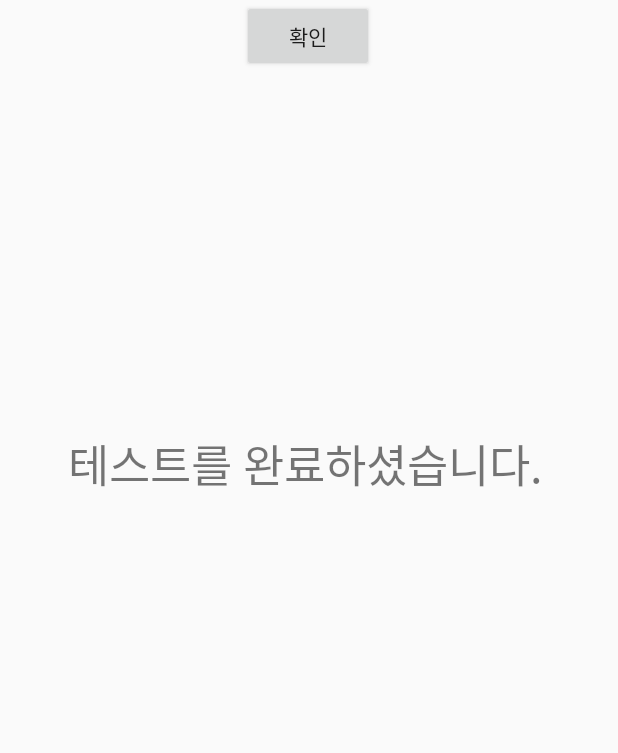
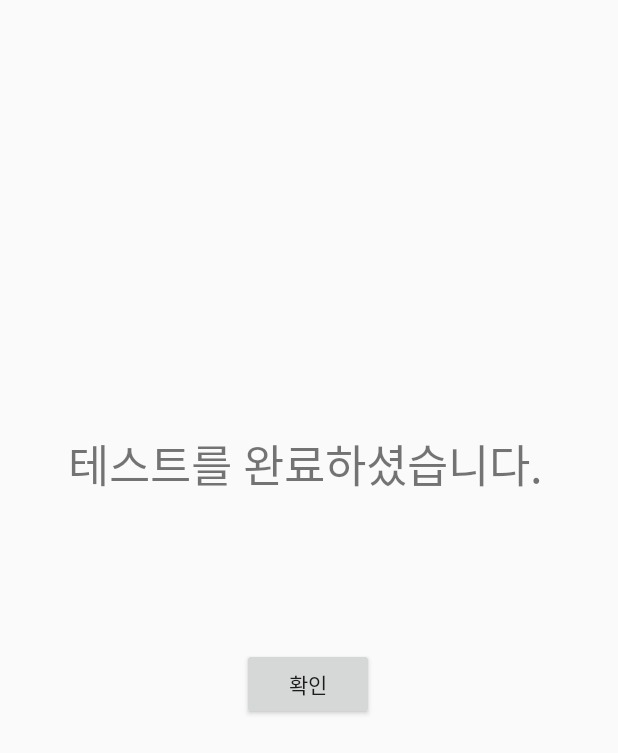
Before and after one commit to Certune/Certune_Android, an Android app: the layout activity_octave_test_end.xml on its own in the app's theme, with its tools: preview values and no code run, on a phone screen of 412 x 824 dp. Shown: the top 753 px of the screen. Run offline under Robolectric (Android 15) with nearby library versions, the phone set to English and light mode, and no system bars.

Commit message:
#20 feat(OctaveTestEndActivity, activity_octave_test_end.xml): fix some UIs

```diff
--- a/app/src/main/java/com/techtown/tarsosdsp_pitchdetect/OctaveTestEndActivity.java
+++ b/app/src/main/java/com/techtown/tarsosdsp_pitchdetect/OctaveTestEndActivity.java
@@ -11,7 +11,6 @@ import android.widget.TextView;
 public class OctaveTestEndActivity extends AppCompatActivity {
 
     private String userEmail;
-    private String userSex;
     private String octaveHighLow;
 
     private TextView endText;
@@ -23,7 +22,6 @@ public class OctaveTestEndActivity extends AppCompatActivity {
         setContentView(R.layout.activity_octave_test_end);
         Intent intent =  getIntent();
         userEmail = intent.getStringExtra("userEmail");
-        userSex = intent.getStringExtra("userSex");
         octaveHighLow = intent.getStringExtra("octaveHighLow");
         setResult(RESULT_OK, intent);
 
@@ -33,7 +31,8 @@ public class OctaveTestEndActivity extends AppCompatActivity {
         resetBtn.setOnClickListener(new View.OnClickListener() {
             @Override
             public void onClick(View v) {
-                Intent intent = new Intent(OctaveTestEndActivity.this, OctaveTestActivity.class);
+                Intent intent = new Intent(getApplicationContext(), OctaveTestActivity.class);
+                intent.putExtra("userEmail", userEmail);
                 startActivity(intent);
             }
         });
--- a/app/src/main/res/layout/activity_octave_test_end.xml
+++ b/app/src/main/res/layout/activity_octave_test_end.xml
@@ -10,12 +10,12 @@
         android:id="@+id/resetBtn"
         android:layout_width="wrap_content"
         android:layout_height="wrap_content"
-        android:layout_marginTop="16dp"
+        android:layout_marginTop="72dp"
         android:text="확인"
         app:layout_constraintEnd_toEndOf="parent"
         app:layout_constraintHorizontal_bias="0.498"
         app:layout_constraintStart_toStartOf="parent"
-        app:layout_constraintTop_toBottomOf="@+id/textView3" />
+        app:layout_constraintTop_toBottomOf="@+id/endText" />
 
     <TextView
         android:id="@+id/endText"
```
